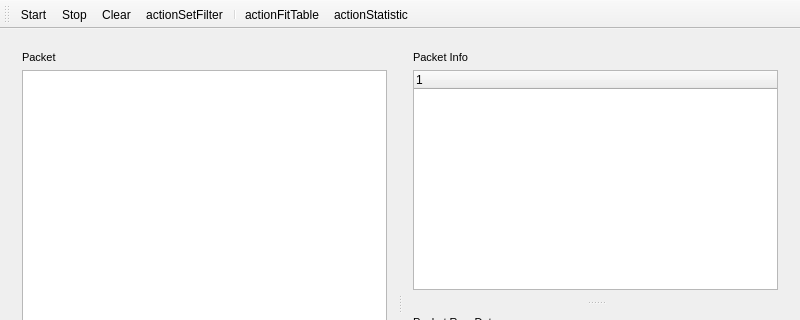
First picture: the form in mainwindow.ui, repository wlh320/wirepuffer, before the edit; both pictures show x 0 to 800 and y 0 to 320 of the 800 by 600 pixel window.
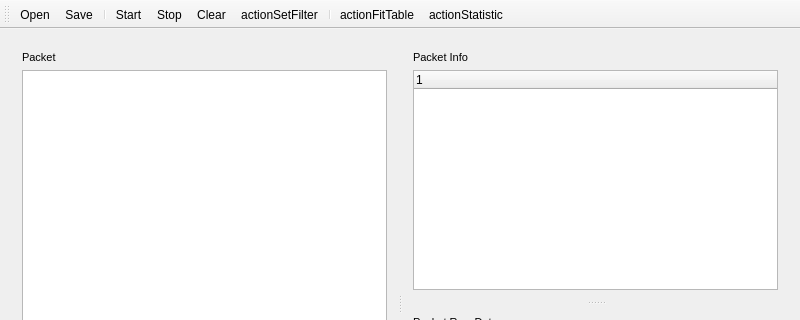
Second picture: the form after the edit. Icons and pictures are not drawn.

The edit to the form file:
```diff
--- a/mainwindow.ui
+++ b/mainwindow.ui
@@ -161,6 +161,9 @@
    <attribute name="toolBarBreak">
     <bool>false</bool>
    </attribute>
+   <addaction name="actionOpen"/>
+   <addaction name="actionSave"/>
+   <addaction name="separator"/>
    <addaction name="actionStart"/>
    <addaction name="actionStop"/>
    <addaction name="actionClear"/>
@@ -257,6 +260,24 @@
     <string>DNS domain name statistic analysis</string>
    </property>
   </action>
+  <action name="actionOpen">
+   <property name="icon">
+    <iconset resource="resources.qrc">
+     <normaloff>:/icons/open.png</normaloff>:/icons/open.png</iconset>
+   </property>
+   <property name="text">
+    <string>Open</string>
+   </property>
+  </action>
+  <action name="actionSave">
+   <property name="icon">
+    <iconset resource="resources.qrc">
+     <normaloff>:/icons/save.png</normaloff>:/icons/save.png</iconset>
+   </property>
+   <property name="text">
+    <string>Save</string>
+   </property>
+  </action>
  </widget>
  <layoutdefault spacing="6" margin="11"/>
  <resources>
```
